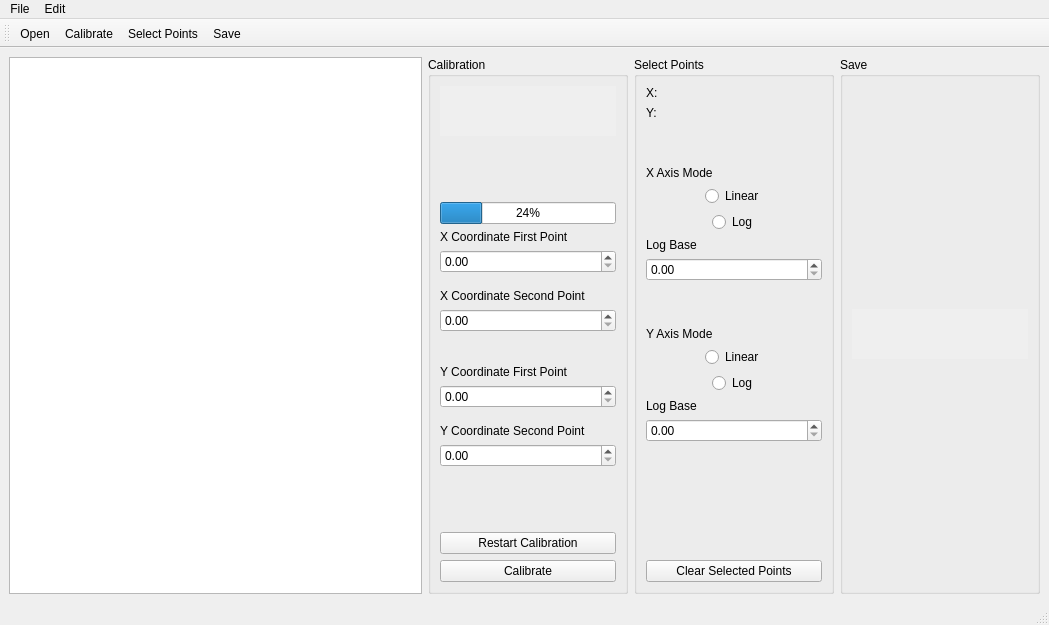
Before: the Qt Designer form digitiser.ui in EddyDavies/Year3_Graph_Digitiser, drawn with Qt 5.
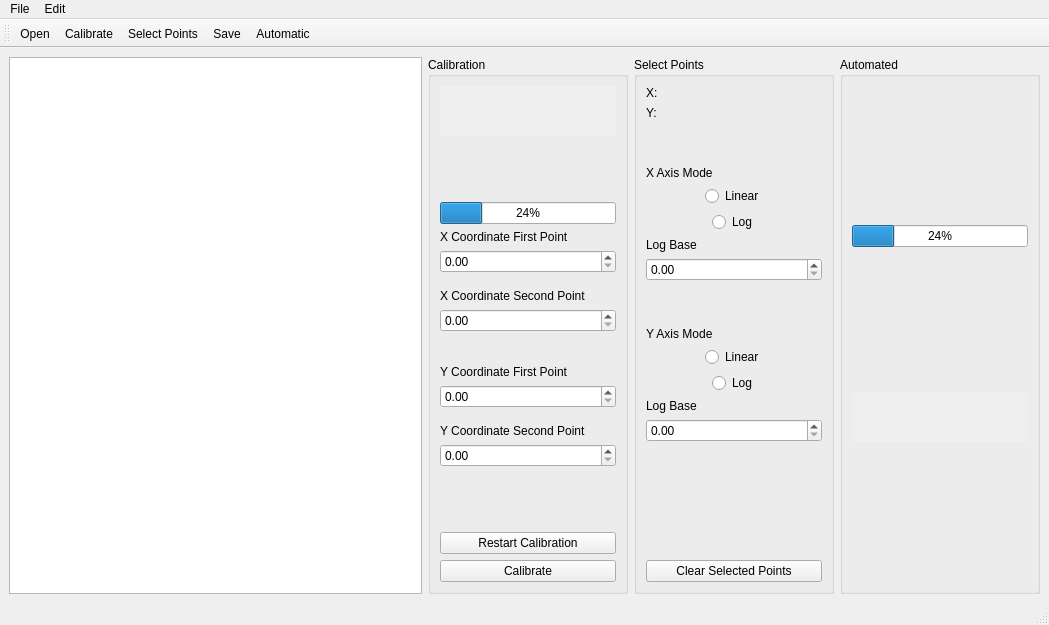
After: the same form once the commit is applied. Icons and pictures are not drawn.

What changed in the file:
```diff
--- a/digitiser.ui
+++ b/digitiser.ui
@@ -581,11 +581,11 @@
        </size>
       </property>
       <property name="title">
-       <string>Save</string>
+       <string>Automated</string>
       </property>
       <layout class="QGridLayout" name="gridLayout_2">
-       <item row="0" column="0">
-        <widget class="QLabel" name="saveInstruct">
+       <item row="1" column="1">
+        <widget class="QLabel" name="automatedInstruct">
          <property name="enabled">
           <bool>true</bool>
          </property>
@@ -612,6 +612,13 @@
          </property>
         </widget>
        </item>
+       <item row="0" column="1">
+        <widget class="QProgressBar" name="progressBar">
+         <property name="value">
+          <number>24</number>
+         </property>
+        </widget>
+       </item>
       </layout>
      </widget>
     </item>
@@ -658,6 +665,7 @@
    <addaction name="actionCalibrate"/>
    <addaction name="actionSelect_Points"/>
    <addaction name="actionSave"/>
+   <addaction name="actionAutomatic"/>
   </widget>
   <action name="actionOpen">
    <property name="icon">
@@ -695,6 +703,15 @@
     <string>Select Points</string>
    </property>
   </action>
+  <action name="actionAutomatic">
+   <property name="icon">
+    <iconset resource="Resources.qrc">
+     <normaloff>:/images/Automatic.png</normaloff>:/images/Automatic.png</iconset>
+   </property>
+   <property name="text">
+    <string>Automatic</string>
+   </property>
+  </action>
  </widget>
  <resources>
   <include location="Resources.qrc"/>
```
Left out of the diff: 5 changed lines with no effect on the pictures.
